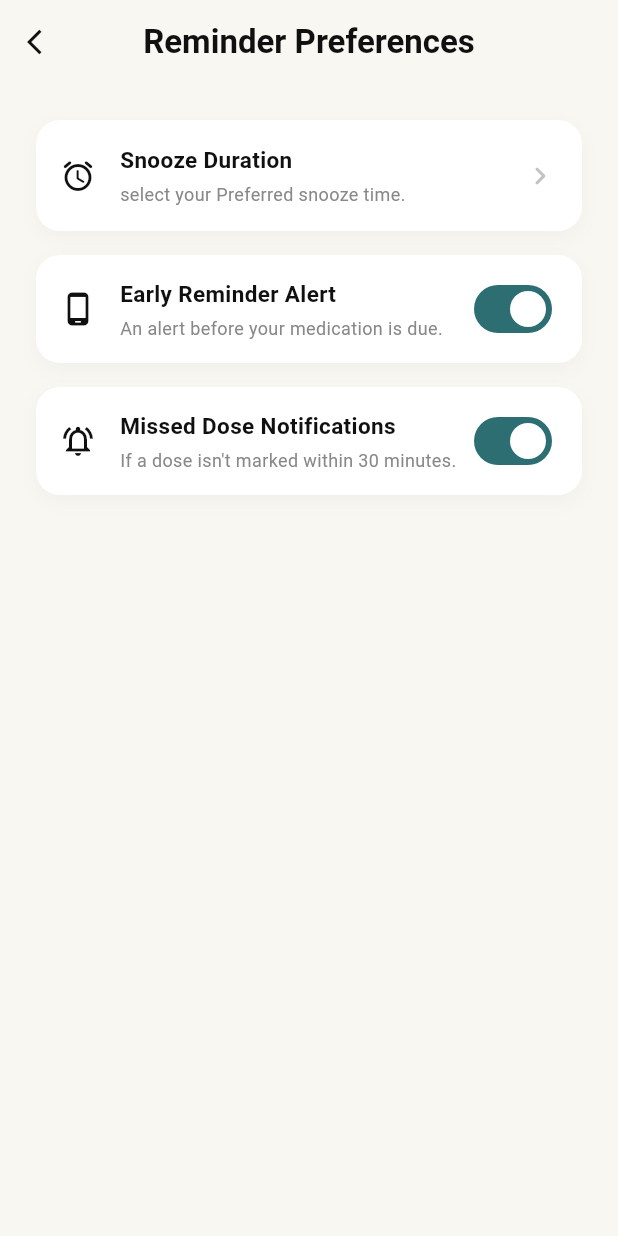
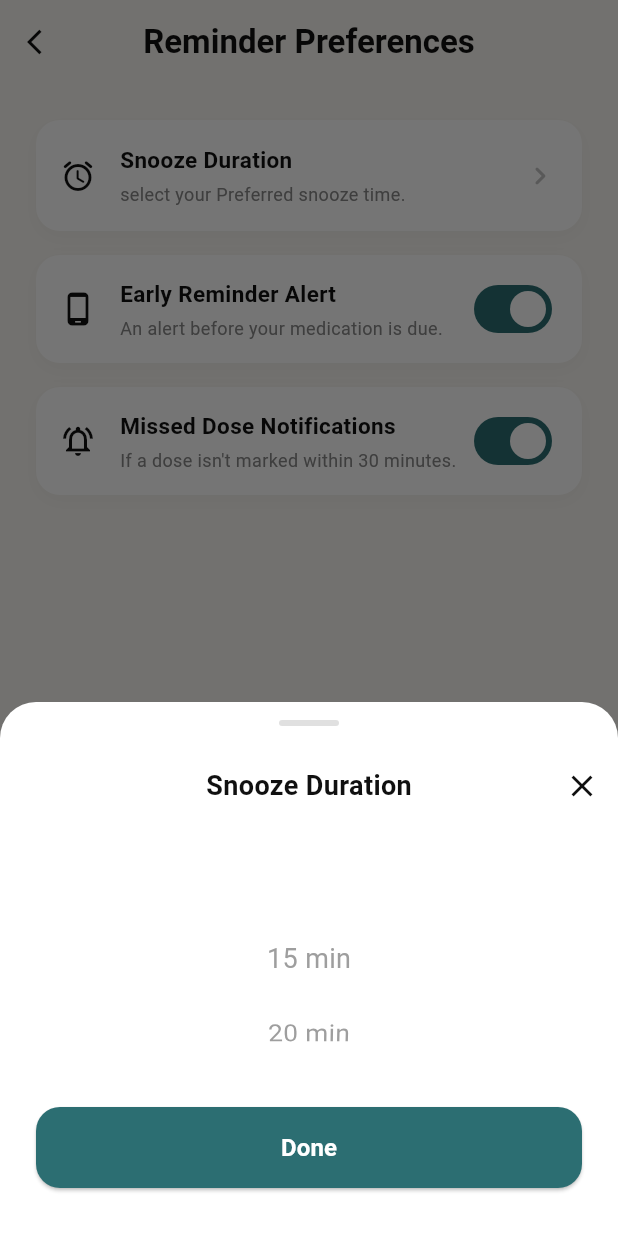
Before and after one commit to Atyoop/finalapp, a Flutter app: the ReminderPreferencesScreen screen opened directly, after a tap on "Snooze Duration", on a phone screen of 412 x 824 dp. Run offline on Flutter 3.47's test engine with Material 3 defaults, Android fonts, the phone set to English and light mode, and no system bars; network calls fail.

Commit message:
Add new profile options and reminder preferences UI

```diff
--- a/lib/screens/reminder_preferences_screen.dart
+++ b/lib/screens/reminder_preferences_screen.dart
@@ -11,6 +11,79 @@ class ReminderPreferencesScreen extends StatefulWidget {
 class _ReminderPreferencesScreenState extends State<ReminderPreferencesScreen> {
   bool _earlyReminder = true;
   bool _missedDose = true;
+
+  void _showSnoozeDurationBottomSheet(BuildContext context) {
+    showModalBottomSheet(
+      context: context,
+      backgroundColor: Colors.transparent,
+      builder: (context) {
+        return Container(
+          decoration: const BoxDecoration(
+            color: Colors.white,
+            borderRadius: BorderRadius.vertical(top: Radius.circular(24)),
+          ),
+          child: Column(
+            mainAxisSize: MainAxisSize.min,
+            children: [
+              const SizedBox(height: 12),
+              Container(width: 40, height: 4, decoration: BoxDecoration(color: Colors.grey[300], borderRadius: BorderRadius.circular(2))),
+              const SizedBox(height: 16),
+              Row(
+                mainAxisAlignment: MainAxisAlignment.spaceBetween,
+                children: [
+                  const SizedBox(width: 48), // Balancing for close button
+                  const Text("Snooze Duration", style: TextStyle(fontSize: 18, fontWeight: FontWeight.bold, color: AppColors.textDark)),
+                  IconButton(icon: const Icon(Icons.close, color: AppColors.textDark), onPressed: () => Navigator.pop(context)),
+                ],
+              ),
+              const SizedBox(height: 16),
+              SizedBox(
+                height: 150, // Fixed height for simple picker
+                child: ListWheelScrollView(
+                  itemExtent: 50,
+                  physics: const FixedExtentScrollPhysics(),
+                  children: [
+                    Container(height: 50, alignment: Alignment.center, child: const Text("15 min", style: TextStyle(fontSize: 18, color: Colors.grey, fontWeight: FontWeight.w400))),
+                    Container(height: 50, alignment: Alignment.center, child: const Text("20 min", style: TextStyle(fontSize: 18, color: Colors.grey, fontWeight: FontWeight.w400))),
+                    Container(
+                      height: 50,
+                      alignment: Alignment.center,
+                      decoration: const BoxDecoration(
+                        border: Border(
+                          top: BorderSide(color: Color(0xFFEEEEEE), width: 1),
+                          bottom: BorderSide(color: Color(0xFFEEEEEE), width: 1),
+                        ),
+                      ),
+                      child: const Text("5 min", style: TextStyle(fontSize: 18, color: AppColors.textDark, fontWeight: FontWeight.w500)),
+                    ),
+                    Container(height: 50, alignment: Alignment.center, child: const Text("10 min", style: TextStyle(fontSize: 18, color: Colors.grey, fontWeight: FontWeight.w400))),
+                    Container(height: 50, alignment: Alignment.center, child: const Text("15 min", style: TextStyle(fontSize: 18, color: Colors.grey, fontWeight: FontWeight.w400))),
+                  ],
+                ),
+              ),
+              const SizedBox(height: 24),
+              Padding(
+                padding: const EdgeInsets.symmetric(horizontal: 24),
+                child: SizedBox(
+                  width: double.infinity,
+                  height: 54,
+                  child: ElevatedButton(
+                    onPressed: () => Navigator.pop(context),
+                    style: ElevatedButton.styleFrom(
+                      backgroundColor: AppColors.primaryTeal,
+                      shape: RoundedRectangleBorder(borderRadius: BorderRadius.circular(16)),
+                    ),
+                    child: const Text("Done", style: TextStyle(color: Colors.white, fontSize: 16, fontWeight: FontWeight.bold)),
+                  ),
+                ),
+              ),
+              const SizedBox(height: 32),
+            ],
+          ),
+        );
+      },
+    );
+  }
 
   @override
   Widget build(BuildContext context) {
@@ -37,7 +110,7 @@ class _ReminderPreferencesScreenState extends State<ReminderPreferencesScreen> {
               icon: Icons.alarm_rounded,
               title: "Snooze Duration",
               subtitle: "select your Preferred snooze time.",
-              onTap: () {},
+              onTap: () => _showSnoozeDurationBottomSheet(context),
             ),
             const SizedBox(height: 16),
             _buildToggleCard(
```
Also changed, not shown: lib/screens/appearance_screen.dart (added, +140 -0 lines), lib/screens/change_password_screen.dart (added, +99 -0 lines), lib/screens/privacy_security_screen.dart (added, +128 -0 lines), lib/screens/profile_screen.dart (+16 -11 lines).
